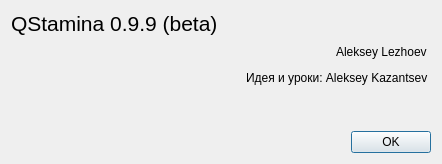
This is src/about.ui in zeal18/qstamina as Qt 5 draws it before an edit. The edited form follows.
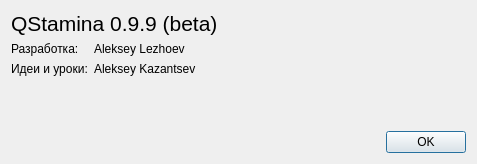
This is the edited form. Icons and pictures are not drawn.

```diff
--- a/src/about.ui
+++ b/src/about.ui
@@ -9,7 +9,7 @@
    <rect>
     <x>0</x>
     <y>0</y>
-    <width>442</width>
+    <width>477</width>
     <height>164</height>
    </rect>
   </property>
@@ -34,48 +34,41 @@
     </widget>
    </item>
    <item>
-    <layout class="QHBoxLayout" name="horizontalLayout">
-     <item>
-      <spacer name="horizontalSpacer">
-       <property name="orientation">
-        <enum>Qt::Horizontal</enum>
+    <layout class="QFormLayout" name="formLayout">
+     <item row="0" column="0">
+      <widget class="QLabel" name="label_4">
+       <property name="locale">
+        <locale language="Russian" country="RussianFederation"/>
        </property>
-       <property name="sizeHint" stdset="0">
-        <size>
-         <width>40</width>
-         <height>20</height>
-        </size>
-       </property>
-      </spacer>
-     </item>
-     <item>
-      <widget class="QLabel" name="label_2">
        <property name="text">
-        <string>Aleksey Lezhoev &lt;lezhoev@gmail.com&gt;</string>
+        <string>Разработка:</string>
        </property>
       </widget>
      </item>
-    </layout>
-   </item>
-   <item>
-    <layout class="QHBoxLayout" name="horizontalLayout_2">
-     <item>
-      <spacer name="horizontalSpacer_2">
-       <property name="orientation">
-        <enum>Qt::Horizontal</enum>
+     <item row="1" column="0">
+      <widget class="QLabel" name="label_5">
+       <property name="locale">
+        <locale language="Russian" country="RussianFederation"/>
        </property>
-       <property name="sizeHint" stdset="0">
-        <size>
-         <width>40</width>
-         <height>20</height>
-        </size>
+       <property name="text">
+        <string>Идеи и уроки:</string>
        </property>
-      </spacer>
+      </widget>
      </item>
-     <item>
+     <item row="1" column="1">
       <widget class="QLabel" name="label_3">
        <property name="text">
-        <string>Идея и уроки: Aleksey Kazantsev &lt;alex@stamina.ru&gt;</string>
+        <string notr="true">Aleksey Kazantsev &lt;alex@stamina.ru&gt;</string>
+       </property>
+      </widget>
+     </item>
+     <item row="0" column="1">
+      <widget class="QLabel" name="label_2">
+       <property name="locale">
+        <locale language="Russian" country="RussianFederation"/>
+       </property>
+       <property name="text">
+        <string notr="true">Aleksey Lezhoev &lt;lezhoev@gmail.com&gt;</string>
        </property>
       </widget>
      </item>
```
Left out of the diff: 19 changed lines with no effect on the pictures.
